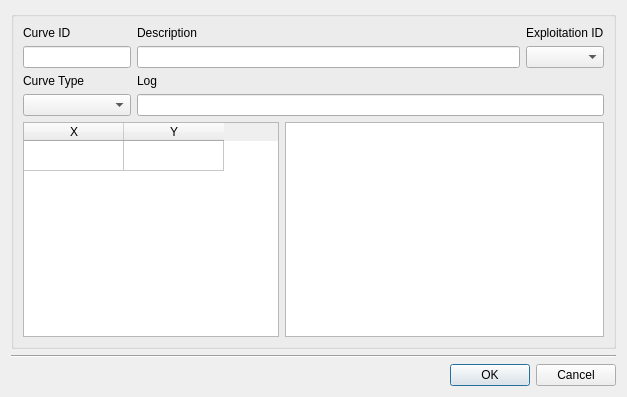
Qt form core/ui/toolbars/epa/nonvisual_curve.ui (Giswater/giswater_qgis_plugin) before a commit.
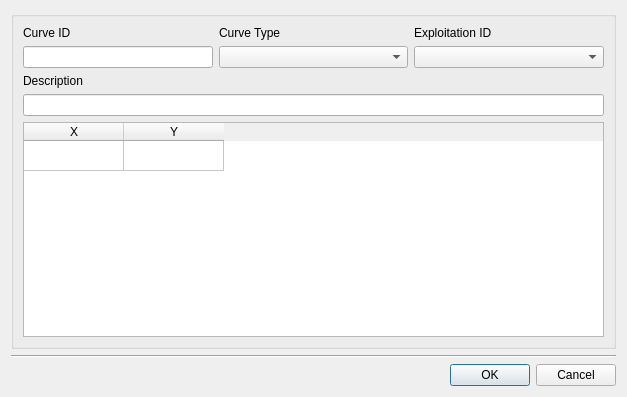
The same form after that commit.

Commit message: WIP #859: draw graph for curves

```diff
--- a/core/ui/toolbars/epa/nonvisual_curve.ui
+++ b/core/ui/toolbars/epa/nonvisual_curve.ui
@@ -79,52 +79,6 @@
           </property>
          </widget>
         </item>
-        <item row="0" column="1">
-         <widget class="QLabel" name="lbl_descript">
-          <property name="sizePolicy">
-           <sizepolicy hsizetype="Preferred" vsizetype="Fixed">
-            <horstretch>0</horstretch>
-            <verstretch>0</verstretch>
-           </sizepolicy>
-          </property>
-          <property name="text">
-           <string>Description</string>
-          </property>
-         </widget>
-        </item>
-        <item row="1" column="1">
-         <widget class="QLineEdit" name="txt_descript">
-          <property name="sizePolicy">
-           <sizepolicy hsizetype="Expanding" vsizetype="Fixed">
-            <horstretch>0</horstretch>
-            <verstretch>0</verstretch>
-           </sizepolicy>
-          </property>
-         </widget>
-        </item>
-        <item row="3" column="0">
-         <widget class="QComboBox" name="cmb_curve_type">
-          <property name="sizePolicy">
-           <sizepolicy hsizetype="Minimum" vsizetype="Fixed">
-            <horstretch>0</horstretch>
-            <verstretch>0</verstretch>
-           </sizepolicy>
-          </property>
-         </widget>
-        </item>
-        <item row="2" column="0">
-         <widget class="QLabel" name="lbl_curve_type">
-          <property name="sizePolicy">
-           <sizepolicy hsizetype="Preferred" vsizetype="Fixed">
-            <horstretch>0</horstretch>
-            <verstretch>0</verstretch>
-           </sizepolicy>
-          </property>
-          <property name="text">
-           <string>Curve Type</string>
-          </property>
-         </widget>
-        </item>
         <item row="0" column="0">
          <widget class="QLabel" name="lbl_curve_id">
           <property name="sizePolicy">
@@ -145,25 +99,55 @@
           </property>
          </widget>
         </item>
-        <item row="3" column="1" colspan="2">
-         <widget class="QLineEdit" name="txt_log"/>
-        </item>
-        <item row="2" column="1" colspan="2">
-         <widget class="QLabel" name="lbl_log">
-          <property name="sizePolicy">
-           <sizepolicy hsizetype="Preferred" vsizetype="Minimum">
-            <horstretch>0</horstretch>
-            <verstretch>0</verstretch>
-           </sizepolicy>
-          </property>
-          <property name="text">
-           <string>Log</string>
-          </property>
-         </widget>
-        </item>
         <item row="1" column="2">
          <widget class="QComboBox" name="cmb_expl_id"/>
         </item>
+        <item row="1" column="1">
+         <widget class="QComboBox" name="cmb_curve_type">
+          <property name="sizePolicy">
+           <sizepolicy hsizetype="Minimum" vsizetype="Fixed">
+            <horstretch>0</horstretch>
+            <verstretch>0</verstretch>
+           </sizepolicy>
+          </property>
+         </widget>
+        </item>
+        <item row="0" column="1">
+         <widget class="QLabel" name="lbl_curve_type">
+          <property name="sizePolicy">
+           <sizepolicy hsizetype="Preferred" vsizetype="Fixed">
+            <horstretch>0</horstretch>
+            <verstretch>0</verstretch>
+           </sizepolicy>
+          </property>
+          <property name="text">
+           <string>Curve Type</string>
+          </property>
+         </widget>
+        </item>
+        <item row="3" column="0" colspan="3">
+         <widget class="QLineEdit" name="txt_descript">
+          <property name="sizePolicy">
+           <sizepolicy hsizetype="Expanding" vsizetype="Fixed">
+            <horstretch>0</horstretch>
+            <verstretch>0</verstretch>
+           </sizepolicy>
+          </property>
+         </widget>
+        </item>
+        <item row="2" column="0" colspan="3">
+         <widget class="QLabel" name="lbl_descript">
+          <property name="sizePolicy">
+           <sizepolicy hsizetype="Preferred" vsizetype="Fixed">
+            <horstretch>0</horstretch>
+            <verstretch>0</verstretch>
+           </sizepolicy>
+          </property>
+          <property name="text">
+           <string>Description</string>
+          </property>
+         </widget>
+        </item>
        </layout>
       </item>
       <item row="1" column="0" colspan="2">
@@ -196,14 +180,7 @@
          </widget>
         </item>
         <item row="0" column="1">
-         <widget class="QGraphicsView" name="graphicsView">
-          <property name="sizePolicy">
-           <sizepolicy hsizetype="Expanding" vsizetype="Expanding">
-            <horstretch>0</horstretch>
-            <verstretch>0</verstretch>
-           </sizepolicy>
-          </property>
-         </widget>
+         <layout class="QGridLayout" name="lyt_plot"/>
         </item>
        </layout>
       </item>
```
The commit also changes 1 other file.
